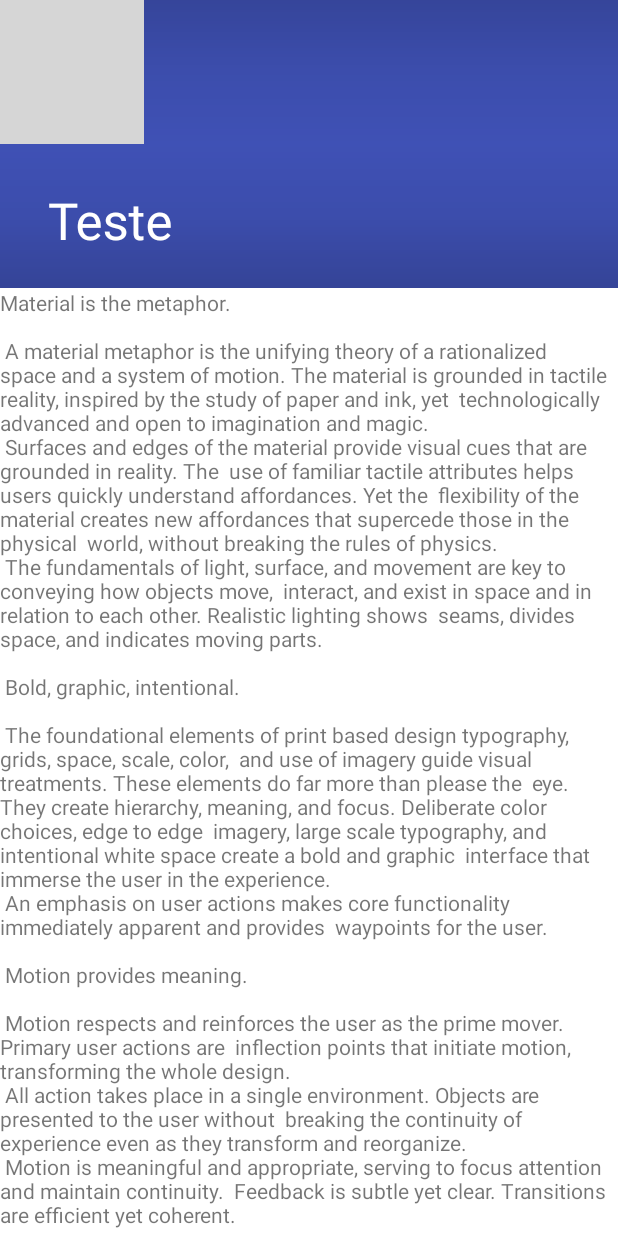
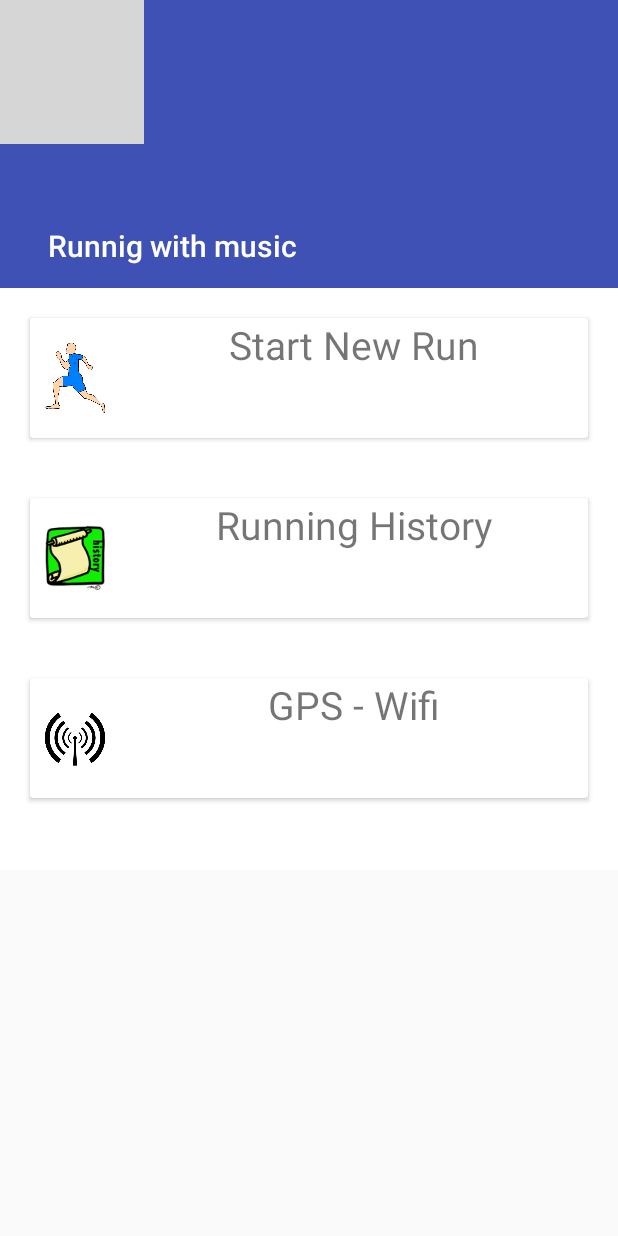
Before and after one commit to davicaetano/RunningWithMusic, an Android app: the screen it shows after launch (MainActivity), on a phone screen of 412 x 824 dp. Run offline under Robolectric (Android 15) with nearby library versions, the phone set to English and light mode, and no system bars; grey boxes are pictures that could not be loaded.

Commit message:
Commit: 1- Data Contract; 2- Image files; 3- Layout with image files; 4- Using cardview.

```diff
--- a/app/build.gradle
+++ b/app/build.gradle
@@ -24,4 +24,5 @@ dependencies {
     testCompile 'junit:junit:4.12'
     compile 'com.android.support:appcompat-v7:23.1.0'
     compile 'com.android.support:design:23.1.0'
+    compile 'com.android.support:cardview-v7:23.1.0'
 }
--- a/app/src/main/java/com/davicaetano/runningwithmusic/MainActivity.java
+++ b/app/src/main/java/com/davicaetano/runningwithmusic/MainActivity.java
@@ -1,7 +1,7 @@
 package com.davicaetano.runningwithmusic;
 
+import android.os.Bundle;
 import android.support.v7.app.AppCompatActivity;
-import android.os.Bundle;
 import android.support.v7.widget.Toolbar;
 
 public class MainActivity extends AppCompatActivity
@@ -13,7 +13,7 @@ public class MainActivity extends AppCompatActivity
         super.onCreate(savedInstanceState);
         setContentView(R.layout.activity_main);
         Toolbar toolbar = (Toolbar)findViewById(R.id.toolbar);
-        toolbar.setTitle("Teste");
+        toolbar.setTitle("Runnig with music");
         setSupportActionBar(toolbar);
 
     }
--- /dev/null
+++ b/app/src/main/java/com/davicaetano/runningwithmusic/data/RWMContract.java
@@ -0,0 +1,26 @@
+package com.davicaetano.runningwithmusic.data;
+
+import android.content.ContentResolver;
+import android.net.Uri;
+import android.provider.BaseColumns;
+
+public class RWMContract {
+    public static final String CONTENT_AUTHORITY = "com.davicaetano.runningwithmusic";
+    public static final Uri BASE_CONTENT_URI = Uri.parse("content://" + CONTENT_AUTHORITY);
+
+    public static final class Songs implements BaseColumns{
+
+        public static final String TABLE_NAME = "songs";
+        public static final String CONTENT_TYPE = ContentResolver.CURSOR_DIR_BASE_TYPE + "/" +
+                CONTENT_AUTHORITY + "/" + TABLE_NAME;
+        public static final String CONTENT_ITEM_TYPE = ContentResolver.CURSOR_DIR_BASE_TYPE + "/" +
+                CONTENT_AUTHORITY + "/" + TABLE_NAME;
+
+        public static final Uri CONTENT_URI = BASE_CONTENT_URI.buildUpon().appendPath("").build();
+
+        public static final String COLUMN_ARTIST = "artist";
+        public static final String COLUMN_SONG_NAME = "song_name";
+        public static final String COLUMN_ALBUM_NAME = "album_name";
+
+    }
+}
--- a/app/src/main/res/layout/activity_main.xml
+++ b/app/src/main/res/layout/activity_main.xml
@@ -8,18 +8,109 @@
     <android.support.v4.widget.NestedScrollView
         android:id="@+id/recycler_view"
         android:layout_width="match_parent"
-        android:layout_height="match_parent"
+        android:layout_height="wrap_content"
         android:clipToPadding="false"
         android:scrollbarStyle="outsideInset"
         android:paddingBottom="28dp"
         android:background="@color/white"
         app:layout_behavior="@string/appbar_scrolling_view_behavior">
 
+        <LinearLayout
+            android:layout_width="match_parent"
+            android:layout_height="match_parent"
+            android:orientation="vertical">
+
+            <android.support.v7.widget.CardView
+                android:layout_width="match_parent"
+                android:layout_margin="20dp"
+                android:layout_height="match_parent"
+                android:layout_gravity="center_horizontal">
+                <LinearLayout
+                    android:layout_width="match_parent"
+                    android:layout_height="wrap_content"
+                    android:orientation="horizontal">
+                    <ImageButton
+                        android:padding="10dp"
+                        android:layout_width="60dp"
+                        android:layout_height="80dp"
+                        android:scaleType="fitCenter"
+                        android:src="@drawable/man_running"
+                        android:background="@android:color/transparent"/>
+                    <LinearLayout
+                        android:layout_width="match_parent"
+                        android:layout_height="match_parent"
+                        android:orientation="vertical"
+                        android:gravity="center_horizontal">
                         <TextView
                             android:layout_width="wrap_content"
                             android:layout_height="wrap_content"
-            android:text="@string/long_text"/>
+                            android:text="Start New Run"
+                            android:textSize="26sp"/>
+                    </LinearLayout>
+                </LinearLayout>
+            </android.support.v7.widget.CardView>
+
+            <android.support.v7.widget.CardView
+                android:layout_width="match_parent"
+                android:layout_margin="20dp"
+                android:layout_height="match_parent"
+                android:layout_gravity="center_horizontal">
+                <LinearLayout
+                    android:layout_width="match_parent"
+                    android:layout_height="wrap_content"
+                    android:orientation="horizontal">
+                    <ImageButton
+                        android:padding="10dp"
+                        android:layout_width="60dp"
+                        android:layout_height="80dp"
+                        android:scaleType="fitCenter"
+                        android:src="@drawable/history"
+                        android:background="@android:color/transparent"/>
+                    <LinearLayout
+                        android:layout_width="match_parent"
+                        android:layout_height="match_parent"
+                        android:orientation="vertical"
+                        android:gravity="center_horizontal">
+                        <TextView
+                            android:layout_width="wrap_content"
+                            android:layout_height="wrap_content"
+                            android:text="Running History"
+                            android:textSize="26sp"/>
+                    </LinearLayout>
+                </LinearLayout>
+            </android.support.v7.widget.CardView>
+            <android.support.v7.widget.CardView
+                android:layout_width="match_parent"
+                android:layout_margin="20dp"
+                android:layout_height="match_parent"
+                android:layout_gravity="center_horizontal">
+                <LinearLayout
+                    android:layout_width="match_parent"
+                    android:layout_height="wrap_content"
+                    android:orientation="horizontal">
+                    <ImageButton
+                        android:padding="10dp"
+                        android:layout_width="60dp"
+                        android:layout_height="80dp"
+                        android:scaleType="fitCenter"
+                        android:src="@drawable/antena_radio"
+                        android:background="@android:color/transparent"/>
+                    <LinearLayout
+                        android:layout_width="match_parent"
+                        android:layout_height="match_parent"
+                        android:orientation="vertical"
+                        android:gravity="center_horizontal">
+                        <TextView
+                            android:layout_width="wrap_content"
+                            android:layout_height="wrap_content"
+                            android:text="GPS - Wifi"
+                            android:textSize="26sp"/>
+                    </LinearLayout>
+                </LinearLayout>
+            </android.support.v7.widget.CardView>
+        </LinearLayout>
     </android.support.v4.widget.NestedScrollView>
+
 
     <android.support.design.widget.AppBarLayout
         android:id="@+id/app_bar"
@@ -32,16 +123,16 @@
 
         <android.support.design.widget.CollapsingToolbarLayout
             android:id="@+id/collapsing_toolbar"
-            android:layout_height="match_parent"
+            android:layout_height="0dp"
+            android:layout_weight="1"
             android:layout_width="match_parent"
             app:layout_scrollFlags="scroll|exitUntilCollapsed"
             app:contentScrim="?attr/colorPrimary">
-
             <FrameLayout
                 android:layout_width="match_parent"
                 android:layout_height="match_parent"
                 app:layout_collapseMode="parallax"
-                app:layout_collapseParallaxMultiplier="0.0">
+                app:layout_collapseParallaxMultiplier="0.7">
                 <ImageView
                     android:id="@+id/image_toolbar"
                     android:layout_width="wrap_content"
@@ -49,32 +140,15 @@
                     android:src="@drawable/icon"
                     android:contentDescription="@string/app_name"
                     android:scaleType="centerCrop"/>
-
-                <View
-                    android:layout_width="match_parent"
-                    android:layout_height="96dp"
-                    android:background="@drawable/scrim_top"
-                    app:layout_collapseMode="pin"/>
-
-                <View
-                    android:layout_width="match_parent"
-                    android:layout_height="96dp"
-                    android:layout_gravity="bottom"
-                    android:background="@drawable/scrim_bottom"/>
             </FrameLayout>
-
+        </android.support.design.widget.CollapsingToolbarLayout>
         <android.support.v7.widget.Toolbar
             android:id="@+id/toolbar"
             android:layout_width="match_parent"
             android:layout_height="?actionBarSize"
             android:layout_marginLeft="@dimen/list_toolbar_side_margin"
             android:layout_marginRight="@dimen/list_toolbar_side_margin"
-                app:layout_collapseMode="pin"
-                android:theme="@style/AppTheme.PopupOverlay"/>
-
-
-
-        </android.support.design.widget.CollapsingToolbarLayout>
+            android:theme="@style/AppTheme.AppBarOverlay"/>
 
     </android.support.design.widget.AppBarLayout>
 
```
Also changed, not shown: app/src/main/res/drawable/antena_radio.jpg (added), app/src/main/res/drawable/history.gif (added), app/src/main/res/drawable/man_running.png (added), 1 other file. Lines whose indentation alone changed are shown as unchanged.
